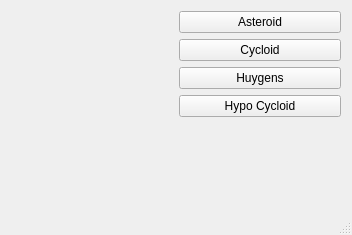
Qt form QTCurvesCPP/mainwindow.ui (andtc/QTCurvesCPP) before a commit.
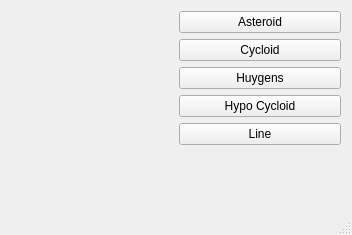
The same form after that commit. Custom widgets are drawn as their Qt base class.

Diff of the .ui file:
```diff
--- a/QTCurvesCPP/mainwindow.ui
+++ b/QTCurvesCPP/mainwindow.ui
@@ -50,6 +50,13 @@
           </property>
          </widget>
         </item>
+        <item>
+         <widget class="QPushButton" name="btnLine">
+          <property name="text">
+           <string>Line</string>
+          </property>
+         </widget>
+        </item>
         <item>
          <spacer name="verticalSpacer">
           <property name="orientation">
```
